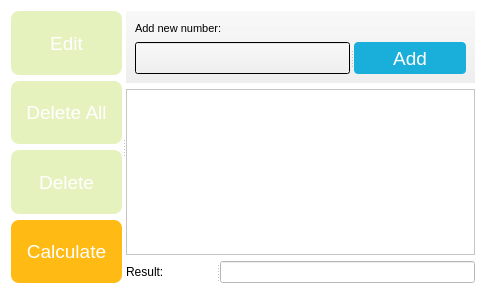
The window that SmallApps/Testing/Mean.ui (antonshcherba/pyqt-test) describes before a commit, drawn with Qt 5.
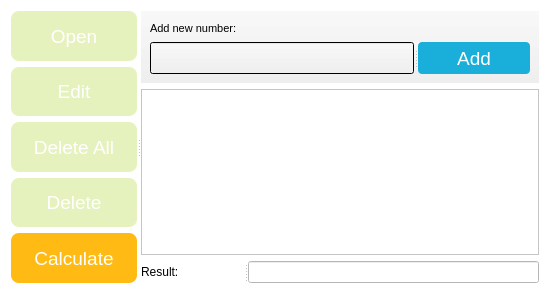
The same window after the commit.

Commit message: Added methods to clear list and load external data from txt files Added method to show message

```diff
--- a/SmallApps/Testing/Mean.ui
+++ b/SmallApps/Testing/Mean.ui
@@ -6,7 +6,7 @@
    <rect>
     <x>0</x>
     <y>0</y>
-    <width>486</width>
+    <width>550</width>
     <height>294</height>
    </rect>
   </property>
@@ -36,6 +36,38 @@
        </sizepolicy>
       </property>
       <layout class="QVBoxLayout" name="verticalLayout_3">
+       <item>
+        <widget class="QPushButton" name="openFileButton">
+         <property name="sizePolicy">
+          <sizepolicy hsizetype="Minimum" vsizetype="Minimum">
+           <horstretch>0</horstretch>
+           <verstretch>0</verstretch>
+          </sizepolicy>
+         </property>
+         <property name="minimumSize">
+          <size>
+           <width>0</width>
+           <height>32</height>
+          </size>
+         </property>
+         <property name="font">
+          <font>
+           <pointsize>14</pointsize>
+          </font>
+         </property>
+         <property name="styleSheet">
+          <string notr="true">background:rgb(229, 242, 190);
+border-radius:8px;
+color:white</string>
+         </property>
+         <property name="text">
+          <string>Open</string>
+         </property>
+         <property name="flat">
+          <bool>false</bool>
+         </property>
+        </widget>
+       </item>
        <item>
         <widget class="QPushButton" name="editItemButton">
          <property name="sizePolicy">
@@ -167,7 +199,7 @@
        </item>
       </layout>
      </widget>
-     <widget class="QWidget" name="">
+     <widget class="QWidget" name="layoutWidget">
       <layout class="QVBoxLayout" name="verticalLayout_2">
        <item>
         <widget class="QWidget" name="widget" native="true">
```
Left out of the diff: 2 changed lines with no effect on the pictures. The commit also changes 1 other file.
